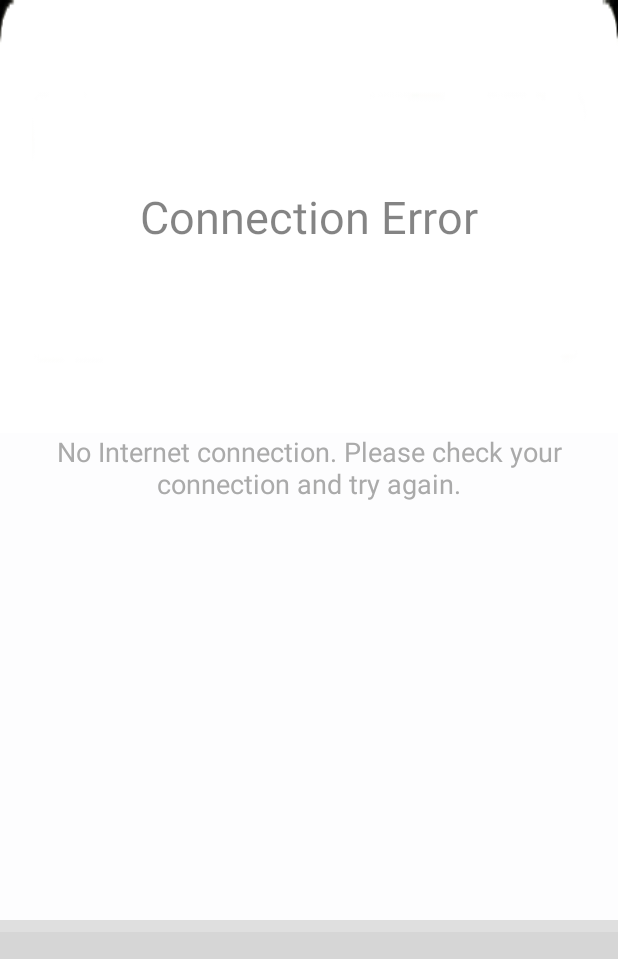
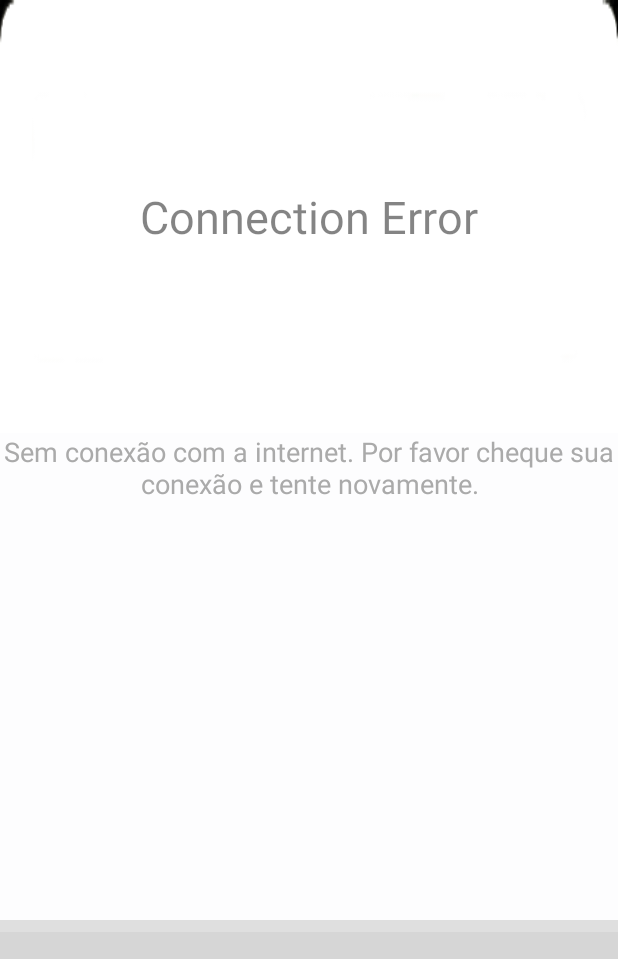
Before and after one commit to AntonioJoaoSchwartzSoares/dpot-master, an Android app: the layout without_internet.xml on its own in the app's theme, with its tools: preview values and no code run, on a phone screen of 412 x 824 dp. Shown: the top 959 px of the screen. Run offline under Robolectric (Android 15) with nearby library versions, the phone set to English and light mode, and no system bars; grey boxes are pictures that could not be loaded.

Commit message:
change the internet connection failure message to portuguese

```diff
--- a/app/src/main/res/values/strings.xml
+++ b/app/src/main/res/values/strings.xml
@@ -7,7 +7,8 @@
     <string name="connection_error_dialog_title">Connection Error</string>
     <string name="radio_offline">The radio is offline.</string>
     <string name="resume">Tap to resume.</string>
-    <string name="connection_error_dialog_message">No Internet connection. Please check your connection and try again.</string>
+    <!-- string name="connection_error_dialog_message">No Internet connection. Please check your connection and try again.</string -->
+    <string name="connection_error_dialog_message">Sem conexão com a internet. Por favor cheque sua conexão e tente novamente.</string>
     <string name="connection_error_dialog_button">Retry</string>
     <string name="welcome_small">Song title - Artist name</string>
     <string name="radio_name">Radio Dpot</string>
```
